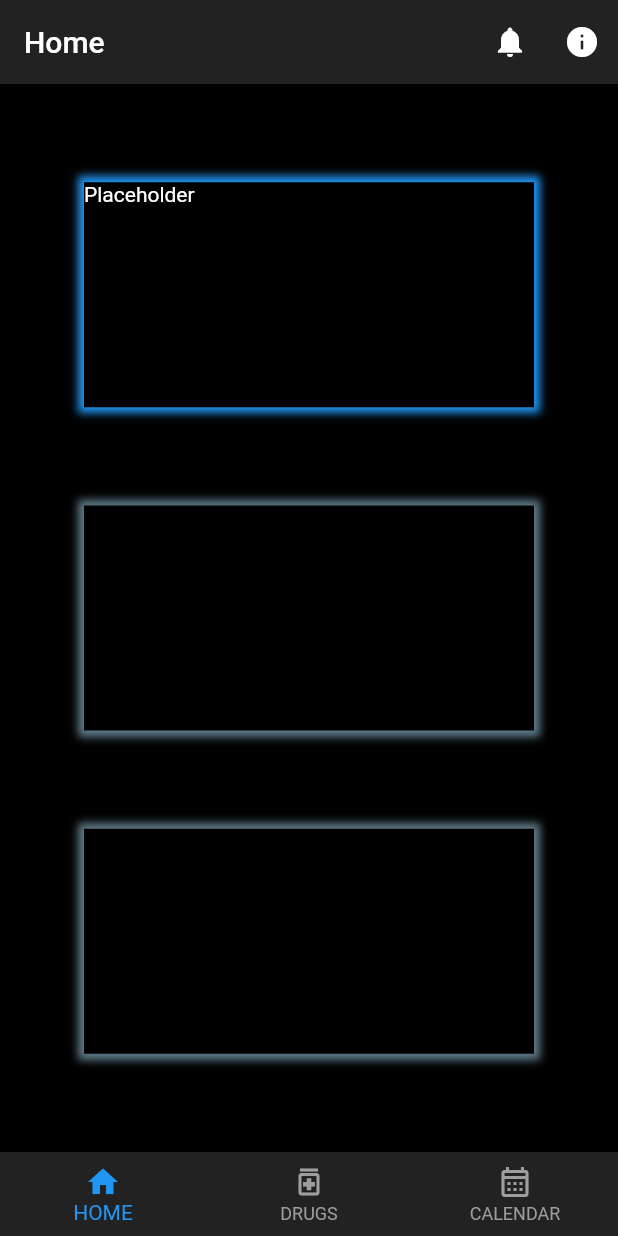
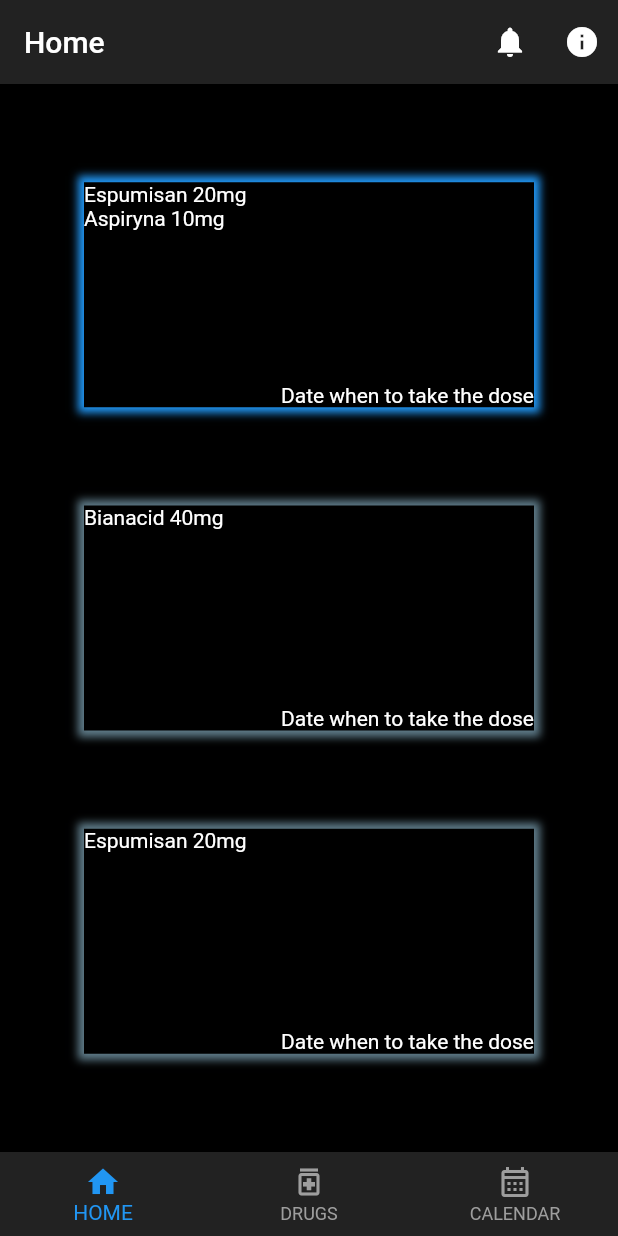
Before and after one commit to Bravo555/pim, a Flutter app: the screen it shows after launch, on a phone screen of 412 x 824 dp. Run offline on Flutter 3.47's test engine with Material 2 defaults, Android fonts, the phone set to English and light mode, and no system bars; our stand-ins replace flutter_riverpod, table_calendar; missing offline and left inert: flutter_data.

Commit message:
Created drug model

```diff
--- a/lib/decorated_container.dart
+++ b/lib/decorated_container.dart
@@ -1,9 +1,10 @@
 import 'package:flutter/material.dart';
+import 'models/drug.dart';
 
 class DecoratedContainer extends StatelessWidget {
-  DecoratedContainer({super.key, this.child, this.isColoured = false});
+  DecoratedContainer({super.key, required this.drugs, this.isColoured = false});
 
-  final Widget? child;
+  final List<Drug> drugs;
 
   final bool isColoured;
 
@@ -20,13 +21,34 @@ class DecoratedContainer extends StatelessWidget {
     border: const Border(),
   );
 
+  Widget getDrugsAsWidgets(List<Drug> drugs) {
+    List<Widget> widgets = List<Widget>.empty(growable: true);
+    for (var i = 0; i < drugs.length; i++) {
+      if (drugs.elementAt(i).shouldNotify) {
+        widgets.add(
+            Text("${drugs.elementAt(i).name} ${drugs.elementAt(i).dosage}"));
+      }
+    }
+    return Column(
+      crossAxisAlignment: CrossAxisAlignment.start,
+      children: widgets,
+    );
+  }
+
   @override
   Widget build(BuildContext context) {
     return Container(
       decoration: homeBoxDecoration,
       width: 300,
       height: 150,
-      child: child,
+      child: Row(
+        crossAxisAlignment: CrossAxisAlignment.end,
+        mainAxisAlignment: MainAxisAlignment.spaceBetween,
+        children: [
+          getDrugsAsWidgets(drugs),
+          const Text("Date when to take the dose"),
+        ],
+      ),
     );
   }
 }
--- a/lib/home_page.dart
+++ b/lib/home_page.dart
@@ -1,4 +1,5 @@
 import 'package:flutter/material.dart';
+import 'package:pim/models/drug.dart';
 import 'decorated_container.dart';
 
 class HomePage extends StatelessWidget {
@@ -14,12 +15,47 @@ class HomePage extends StatelessWidget {
         children: <Widget>[
           DecoratedContainer(
             isColoured: true,
-            child: const Text(
-              "Placeholder",
-            ),
+            drugs: <Drug>[
+              Drug(
+                id: 1,
+                name: "Espumisan",
+                dosage: "20mg",
+                shouldNotify: true,
+              ),
+              Drug(
+                id: 2,
+                name: "Aspiryna",
+                dosage: "10mg",
+                shouldNotify: true,
+              )
+            ],
           ),
-          DecoratedContainer(),
-          DecoratedContainer(),
+          DecoratedContainer(
+            drugs: <Drug>[
+              Drug(
+                id: 3,
+                name: "Bianacid",
+                dosage: "40mg",
+                shouldNotify: true,
+              ),
+            ],
+          ),
+          DecoratedContainer(
+            drugs: <Drug>[
+              Drug(
+                id: 4,
+                name: "No-Spa",
+                dosage: "10mg",
+                shouldNotify: false,
+              ),
+              Drug(
+                id: 1,
+                name: "Espumisan",
+                dosage: "20mg",
+                shouldNotify: true,
+              ),
+            ],
+          ),
         ],
       ),
     );
--- a/lib/main.dart
+++ b/lib/main.dart
@@ -1,4 +1,6 @@
 import 'package:flutter/material.dart';
+import 'package:flutter_data/flutter_data.dart';
+import 'package:flutter_riverpod/flutter_riverpod.dart';
 import 'my_pages.dart';
 
 void main() {
--- /dev/null
+++ b/lib/models/drug.dart
@@ -0,0 +1,25 @@
+import 'package:flutter/material.dart';
+import 'package:flutter_data/flutter_data.dart';
+import 'package:json_annotation/json_annotation.dart';
+
+// TODO check what adapter we should use in data repository or scrap that
+// @DataRepository([ConfigureRepositoryLocalStorage], remote: false)
+@JsonSerializable()
+class Drug /*extends DataModel<Drug>*/ {
+  // @override
+  final int id;
+  String name;
+  String dosage;
+  String frequency;
+  String notes;
+  bool shouldNotify;
+
+  Drug({
+    required this.id,
+    required this.name,
+    required this.dosage,
+    this.frequency = "Once a day",
+    this.notes = "",
+    this.shouldNotify = false,
+  });
+}
--- a/pubspec.yaml
+++ b/pubspec.yaml
@@ -37,6 +37,12 @@ dependencies:
   # Use with the CupertinoIcons class for iOS style icons.
   cupertino_icons: ^1.0.2
   table_calendar: ^3.0.8
+  flutter_data: ^1.5.0
+  build_runner: ^2.3.2
+  json_serializable: ^6.5.4
+  path_provider: ^2.0.11
+  flutter_riverpod: ^2.1.1
+  json_annotation: ^4.7.0
 
 dev_dependencies:
   flutter_test:
```
Also changed, not shown: lib/drug_list_item.dart (+5 -6 lines), lib/drug_list_page.dart (+25 -6 lines), 2 other files.
